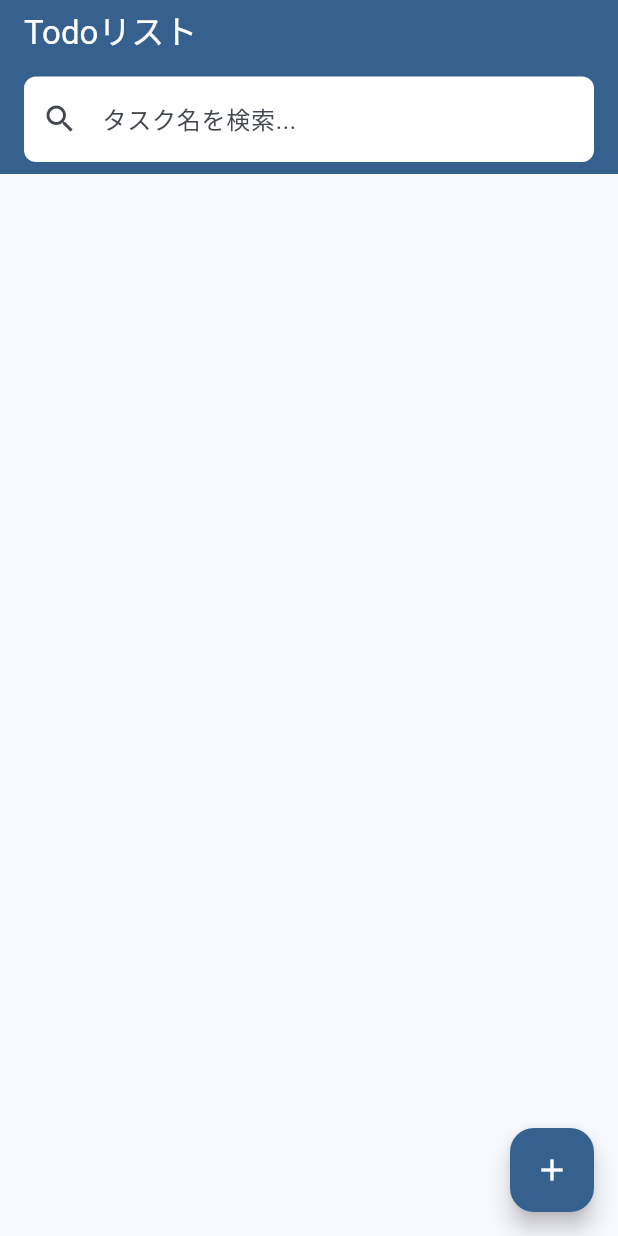
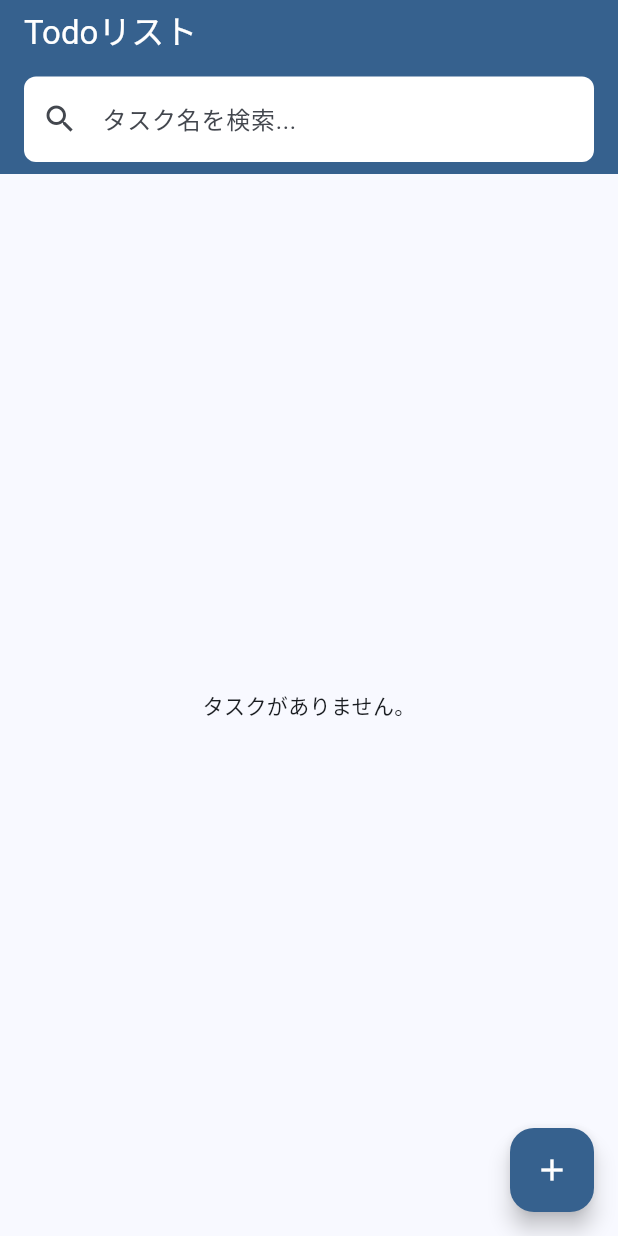
Before and after one commit to nikaidouyuuta/flutter_application_1, a Flutter app: the screen it shows after launch, on a phone screen of 412 x 824 dp. Run offline on Flutter 3.47's test engine with Material 3 defaults, Android fonts, the phone set to English and light mode, and no system bars; our stand-ins replace shared_preferences.

Commit message:
6/11 やや変更

```diff
--- a/lib/homepage_todo.dart
+++ b/lib/homepage_todo.dart
@@ -258,24 +258,33 @@ class _HomePageState extends State<HomePage> {
         ),
       ),
       // 画面のメインコンテンツ。タスクリストを表示するためにListView.builderを使用
-      body: _filteredTasks.isEmpty && _searchController.text.isNotEmpty
+      body: _filteredTasks.isEmpty // ★変更点ここから
+              &&
+              _searchController.text.isEmpty // 検索ワードが空で、かつタスクも空の場合
+          ? const Center(
+              child: Text('タスクがありません。'), // 表示メッセージ
+            )
+          : _filteredTasks.isEmpty && _searchController.text.isNotEmpty
               ? const Center(
                   child: Text('検索条件に一致するタスクはありません。'),
-            )
+                ) // ★変更点ここまで
               : ListView.builder(
                   itemCount: _filteredTasks.length, // ★変更: フィルタリングされたリストを使用
                   // 各リスト項目（タスク）を構築するためのビルダー関数
                   itemBuilder: (context, index) {
                     // 現在のインデックスに対応するタスク情報を取得
-                final task = _filteredTasks[index]; // ★変更: フィルタリングされたリストから取得
+                    final task =
+                        _filteredTasks[index]; // ★変更: フィルタリングされたリストから取得
                     final bool isFavorite =
                         task['isFavorite'] ?? false; // お気に入り状態を取得
-                final String? createdAtString = task['createdAt']; // 作成日時を取得
+                    final String? createdAtString =
+                        task['createdAt']; // 作成日時を取得
 
                     String formattedDate = '';
                     if (createdAtString != null) {
                       try {
-                    final DateTime createdAt = DateTime.parse(createdAtString);
+                        final DateTime createdAt =
+                            DateTime.parse(createdAtString);
                         // 日付フォーマットをyyyy/MM/dd HH:mm に設定
                         formattedDate =
                             DateFormat('yyyy/MM/dd HH:mm').format(createdAt);
```
Lines whose indentation alone changed are shown as unchanged.
